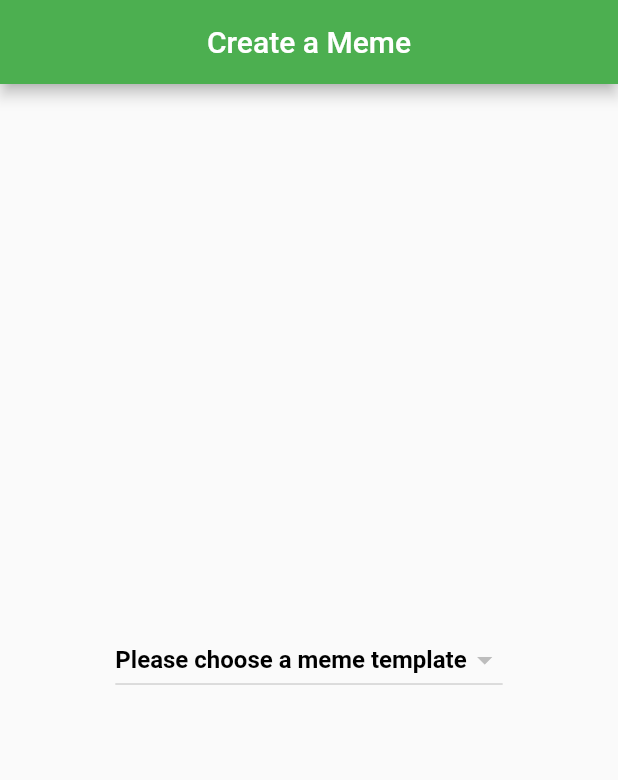
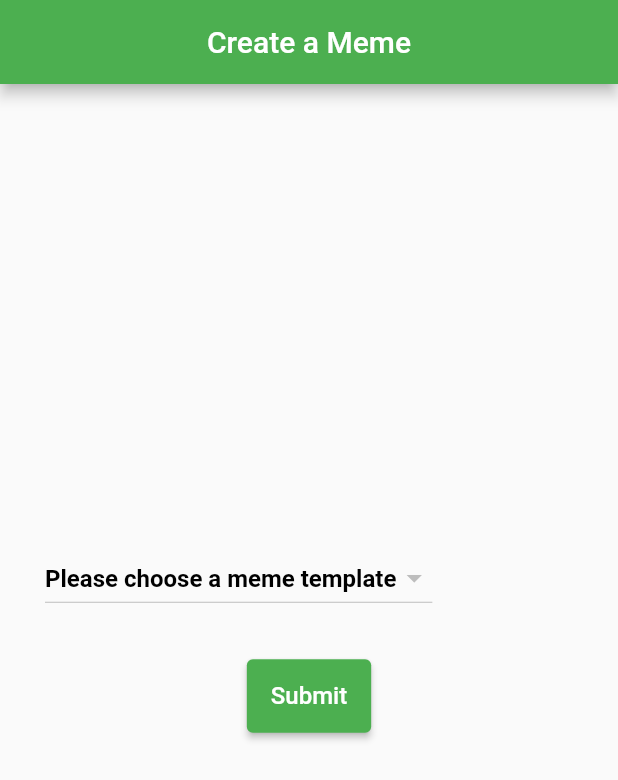
Before and after one commit to naveen521kk/flutter-meme-app, a Flutter app: the screen it shows after launch, on a phone screen of 412 x 824 dp. Shown: the top 780 px of the screen. Run offline on Flutter 3.47's test engine with Material 2 defaults, Android fonts, the phone set to English and light mode, and no system bars; our stand-ins replace cached_network_image; network calls fail.

Commit message:
Finish the initial form
- Dynamically generate text boxes based on selection
- Add a util function to search for templates
- Add a submit button (which for now just checks)

```diff
--- a/lib/meme_form.dart
+++ b/lib/meme_form.dart
@@ -22,7 +22,21 @@ class MemeFormState extends State<MemeForm> {
   // not a GlobalKey<MyCustomFormState>.
   final _formKey = GlobalKey<FormState>();
   String _chosenTemplate = '';
-  List<String> memeTemplates = [];
+  List<MemeTemplate> _templates = [];
+  List<String> _memeTemplates = [];
+
+  MemeTemplate findTemplate(String templateName) {
+    var defaultMemeTemplate = const MemeTemplate(
+        id: '0', name: '', url: '', boxCount: 0, height: 0, width: 0);
+
+    if (_templates == []) {
+      return defaultMemeTemplate;
+    }
+    return _templates.firstWhere(
+      (element) => element.name == templateName,
+      orElse: (() => defaultMemeTemplate),
+    );
+  }
 
   @override
   void initState() {
@@ -30,19 +44,15 @@ class MemeFormState extends State<MemeForm> {
     widget.future.then((value) => {
           setState(() {
             _chosenTemplate = value[0].name;
-            memeTemplates = value.map((e) => e.name).toList();
+            _memeTemplates = value.map((e) => e.name).toList();
+            _templates = value;
           })
         });
   }
 
   @override
   Widget build(BuildContext context) {
-    // Build a Form widget using the _formKey created above.
-    return Form(
-      key: _formKey,
-      child: Column(
-        crossAxisAlignment: CrossAxisAlignment.start,
-        children: [
+    List<Widget> children = [
       // FutureBuilder<List<MemeTemplate>>(
       //   future: widget.future,
       //   builder: (context, snapshot) {
@@ -86,7 +96,7 @@ class MemeFormState extends State<MemeForm> {
       DropdownButton<String>(
         value: _chosenTemplate,
         style: const TextStyle(color: Colors.black),
-            items: memeTemplates.map<DropdownMenuItem<String>>((String value) {
+        items: _memeTemplates.map<DropdownMenuItem<String>>((String value) {
           return DropdownMenuItem<String>(
             value: value,
             child: Text(value),
@@ -95,9 +105,7 @@ class MemeFormState extends State<MemeForm> {
         hint: const Text(
           "Please choose a meme template",
           style: TextStyle(
-                  color: Colors.black,
-                  fontSize: 16,
-                  fontWeight: FontWeight.w600),
+              color: Colors.black, fontSize: 16, fontWeight: FontWeight.w600),
         ),
         onChanged: (String? value) {
           setState(() {
@@ -105,7 +113,66 @@ class MemeFormState extends State<MemeForm> {
           });
         },
       ),
-        ],
+    ];
+
+    for (int i = 0; i < findTemplate(_chosenTemplate).boxCount; i++) {
+      children.add(
+        TextFormField(
+          validator: (value) {
+            if (value == null || value.isEmpty) {
+              return 'Please fill this field!';
+            }
+            return null;
+          },
+          decoration: InputDecoration(
+            border: UnderlineInputBorder(),
+            labelText: i == 0
+                ? 'Enter ${i + 1}st text'
+                : (i == 1
+                    ? 'Enter ${i + 1}nd text'
+                    : (i == 2
+                        ? 'Enter ${i + 1}rd text'
+                        : 'Enter ${i + 1}th text')),
+          ),
+        ),
+      );
+    }
+
+    // Add the submit button
+    children.add(
+      Center(
+          child: Padding(
+        padding: EdgeInsets.symmetric(vertical: 30.0),
+        child: ElevatedButton(
+            onPressed: () {
+              // Validate returns true if the form is valid, or false otherwise.
+              if (_formKey.currentState!.validate()) {
+                // If the form is valid, display a snackbar. In the real world,
+                // you'd often call a server or save the information in a database.
+                ScaffoldMessenger.of(context).showSnackBar(
+                  const SnackBar(content: Text('Processing Data')),
+                );
+              }
+            },
+            child: const Padding(
+              padding: EdgeInsets.symmetric(vertical: 15.0),
+              child: Text(
+                'Submit',
+                style: TextStyle(fontSize: 16),
+              ),
+            )),
+      )),
+    );
+
+    // Build a Form widget using the _formKey created above.
+    return Form(
+      key: _formKey,
+      child: Padding(
+        padding: const EdgeInsets.symmetric(horizontal: 30.0, vertical: 20.0),
+        child: Column(
+          crossAxisAlignment: CrossAxisAlignment.start,
+          children: children,
+        ),
       ),
     );
   }
```
Lines whose indentation alone changed are shown as unchanged.
